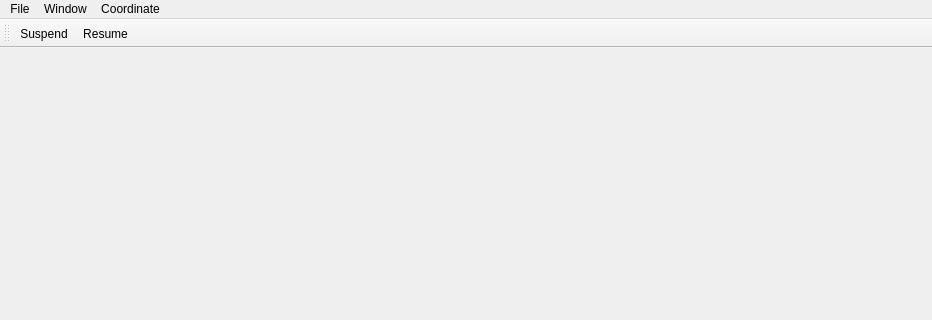
Above: dwarfexplorer/MainWindow.ui from ragundo/DwarfExplorer before the change; both pictures show x 0 to 932 and y 0 to 320 of the 932 by 711 pixel window. Below: the same form after it.
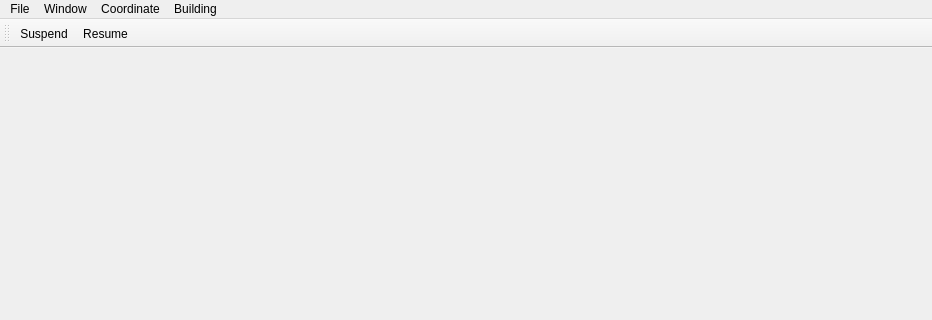
That is the form after the change. Icons and pictures are not drawn.

Commit message: Added option to reveal buildings

The edit to the form file:
```diff
--- a/dwarfexplorer/MainWindow.ui
+++ b/dwarfexplorer/MainWindow.ui
@@ -93,9 +93,16 @@
     </property>
     <addaction name="actionLocate_in_fortress"/>
    </widget>
+    <widget class="QMenu" name="menuBuilding">
+      <property name="title">
+        <string>Building</string>
+      </property>
+      <addaction name="actionLocate_building_in_fortress"/>
+    </widget>
    <addaction name="menuFile"/>
    <addaction name="menuWindow"/>
    <addaction name="menuCoordinate"/>
+    <addaction name="menuBuilding"/>
   </widget>
   <widget class="QToolBar" name="tool_bar">
    <property name="windowTitle">
```
Left out of the diff: 5 changed lines with no effect on the pictures. Lines whose indentation alone changed are shown as unchanged. The commit also changes 2 other files.
